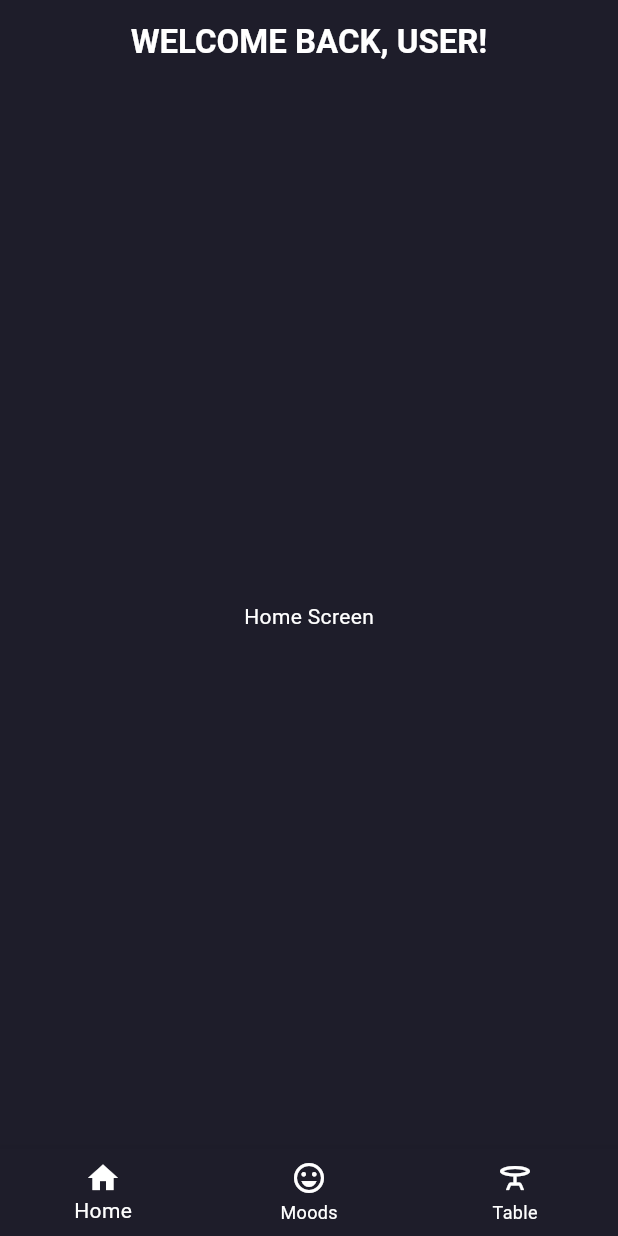
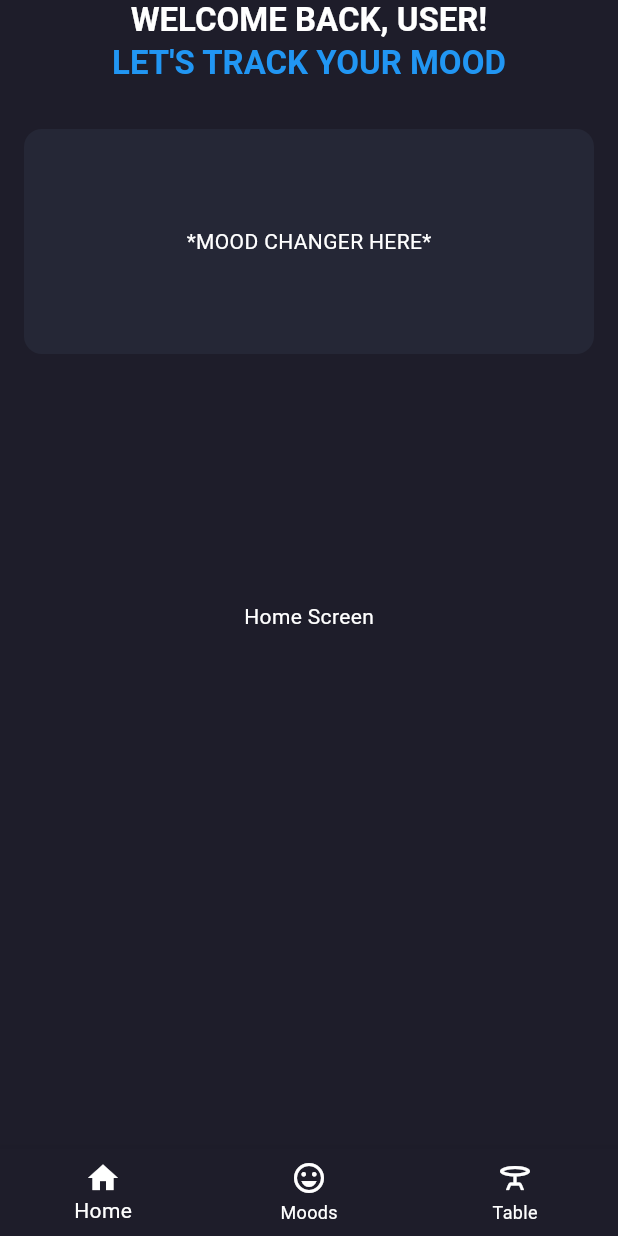
Before and after one commit to jraemakers/Efficient-remote-working, a Flutter app: the screen it shows after launch, on a phone screen of 412 x 824 dp. Run offline on Flutter 3.47's test engine with Material 3 defaults, Android fonts, the light colour scheme and no system bars.

Commit message:
appbar1-2-3, moodbox on page 1

```diff
--- a/efficient_remote_working/lib/screens/home.dart
+++ b/efficient_remote_working/lib/screens/home.dart
@@ -7,17 +7,31 @@ class HomeScreen extends StatelessWidget {
   Widget build(BuildContext context) {
     return Scaffold(
       appBar: AppBar(
-        title: const Text(
+        title: Column(
+          children: [
+            const Text(
               'WELCOME BACK, USER!',
               style: TextStyle(
                 color: Colors.white,
                 fontWeight: FontWeight.bold,
               ),
             ),
+            const SizedBox(height: 1),
+            const Text(
+              'LET\'S TRACK YOUR MOOD',
+              style: TextStyle(
+                color: Colors.blue,
+                fontWeight: FontWeight.bold,
+              ),
+            ),
+          ],
+        ),
         centerTitle: true,
         backgroundColor: const Color(0xFF1E1D2A),
       ),
-      body: Container(
+      body: Stack(
+        children: [
+          Container(
             color: const Color(0xFF1E1D2A),
             child: const Center(
               child: Text(
@@ -28,6 +42,28 @@ class HomeScreen extends StatelessWidget {
               ),
             ),
           ),
+          Positioned(
+            top: 30, // Adjust the top position as needed
+            left: 16, // Adjust the left position as needed
+            right: 16, // Adjust the right position as needed
+            child: Container(
+              height: 150, // Set the height as needed
+              decoration: BoxDecoration(
+                color: const Color(0xFF252736),
+                borderRadius: BorderRadius.circular(12.0),
+              ),
+              child: Center(
+                child: Text(
+                  '*MOOD CHANGER HERE*',
+                  style: TextStyle(
+                    color: Colors.white,
+                  ),
+                ),
+              ),
+            ),
+          ),
+        ],
+      ),
     );
   }
 }
```
Also changed, not shown: efficient_remote_working/lib/screens/mood.dart (+21 -7 lines), efficient_remote_working/lib/screens/table.dart (+21 -7 lines). Lines whose indentation alone changed are shown as unchanged.
